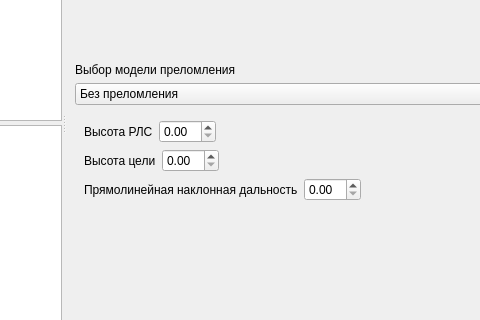
St0rm-Petrel/Troposphere-refraction-2026, file gui/mainwindow.ui: the form before one commit; both pictures show x 282 to 762 and y 166 to 486 of the 915 by 600 pixel window.
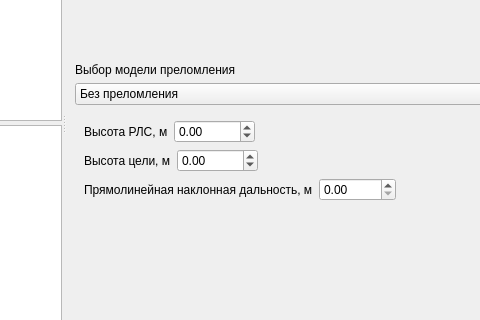
The form after the commit. The open tabs and pages were chosen to show the change.

Commit message: changed limits for parameters

```diff
--- a/gui/mainwindow.ui
+++ b/gui/mainwindow.ui
@@ -78,7 +78,7 @@
          <rect>
           <x>0</x>
           <y>0</y>
-          <width>534</width>
+          <width>559</width>
           <height>485</height>
          </rect>
         </property>
@@ -283,12 +283,19 @@
                  <item>
                   <widget class="QLabel" name="label_13">
                    <property name="text">
-                    <string>Высота РЛС</string>
+                    <string>Высота РЛС, м</string>
                    </property>
                   </widget>
                  </item>
                  <item>
-                  <widget class="QDoubleSpinBox" name="dir_hs"/>
+                  <widget class="QDoubleSpinBox" name="dir_hs">
+                   <property name="minimum">
+                    <double>-10000.000000000000000</double>
+                   </property>
+                   <property name="maximum">
+                    <double>10000.000000000000000</double>
+                   </property>
+                  </widget>
                  </item>
                 </layout>
                </item>
@@ -297,12 +304,19 @@
                  <item>
                   <widget class="QLabel" name="label_12">
                    <property name="text">
-                    <string>Высота цели</string>
+                    <string>Высота цели, м</string>
                    </property>
                   </widget>
                  </item>
                  <item>
-                  <widget class="QDoubleSpinBox" name="dir_ha"/>
+                  <widget class="QDoubleSpinBox" name="dir_ha">
+                   <property name="minimum">
+                    <double>-10000.000000000000000</double>
+                   </property>
+                   <property name="maximum">
+                    <double>10000.000000000000000</double>
+                   </property>
+                  </widget>
                  </item>
                 </layout>
                </item>
@@ -311,12 +325,16 @@
                  <item>
                   <widget class="QLabel" name="label_11">
                    <property name="text">
-                    <string>Прямолинейная наклонная дальность</string>
+                    <string>Прямолинейная наклонная дальность, м</string>
                    </property>
                   </widget>
                  </item>
                  <item>
-                  <widget class="QDoubleSpinBox" name="dir_r"/>
+                  <widget class="QDoubleSpinBox" name="dir_r">
+                   <property name="maximum">
+                    <double>10000.000000000000000</double>
+                   </property>
+                  </widget>
                  </item>
                 </layout>
                </item>
```
Left out of the diff: 38 changed lines with no effect on the pictures.
